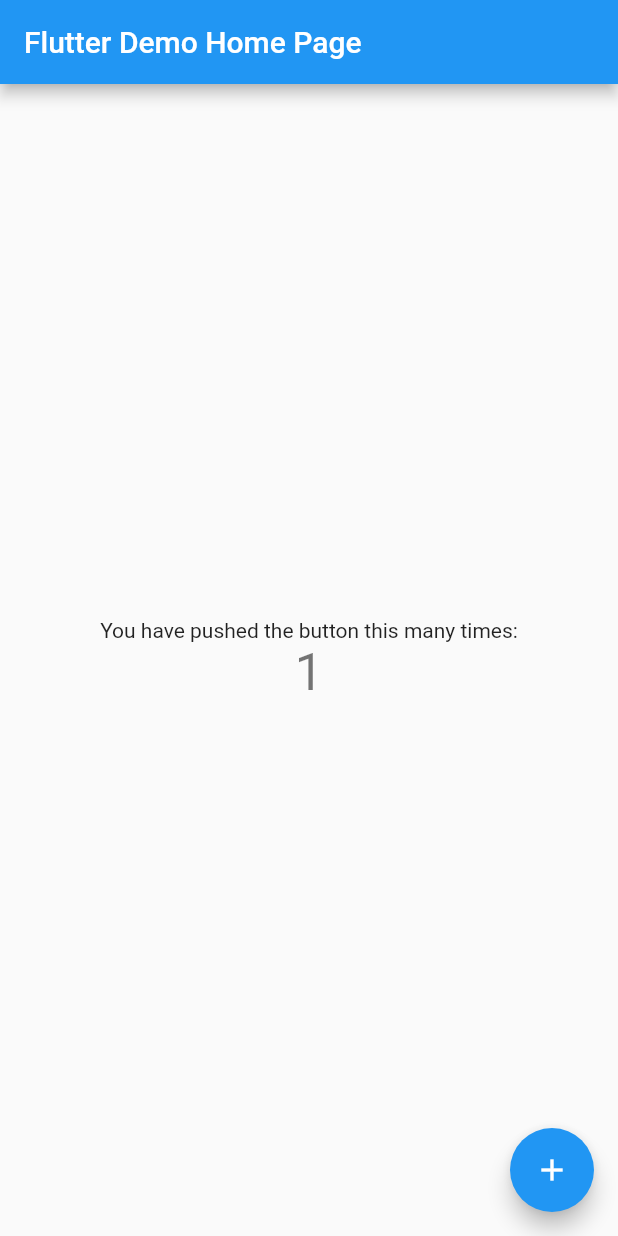
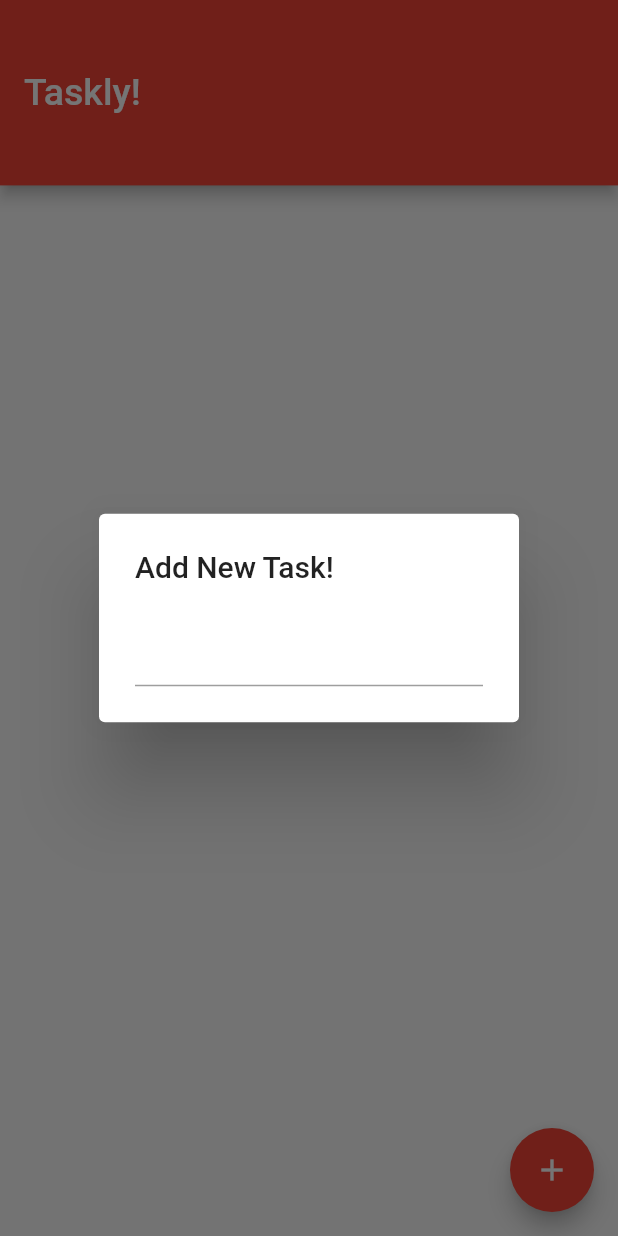
Before and after one commit to obrm/taskly, a Flutter app: the screen it shows after launch, after a tap on the "add" icon, on a phone screen of 412 x 824 dp. Run offline on Flutter 3.47's test engine with Material 2 defaults, Android fonts, the phone set to English and light mode, and no system bars; our stand-ins replace hive_flutter; accounts and stored records are empty.

Commit message:
final commit

```diff
--- a/lib/main.dart
+++ b/lib/main.dart
@@ -1,115 +1,23 @@
 import 'package:flutter/material.dart';
+import 'package:taskly/pages/home_page.dart';
+import 'package:hive_flutter/hive_flutter.dart';
 
-void main() {
+void main() async {
+  await Hive.initFlutter("hive_boxes");
   runApp(const MyApp());
 }
 
 class MyApp extends StatelessWidget {
   const MyApp({super.key});
 
-  // This widget is the root of your application.
   @override
   Widget build(BuildContext context) {
     return MaterialApp(
-      title: 'Flutter Demo',
+      title: 'Taskly',
       theme: ThemeData(
-        // This is the theme of your application.
-        //
-        // Try running your application with "flutter run". You'll see the
-        // application has a blue toolbar. Then, without quitting the app, try
-        // changing the primarySwatch below to Colors.green and then invoke
-        // "hot reload" (press "r" in the console where you ran "flutter run",
-        // or simply save your changes to "hot reload" in a Flutter IDE).
-        // Notice that the counter didn't reset back to zero; the application
-        // is not restarted.
-        primarySwatch: Colors.blue,
+        primarySwatch: Colors.red,
       ),
-      home: const MyHomePage(title: 'Flutter Demo Home Page'),
+      home: HomePage(),
     );
   }
 }
-
-class MyHomePage extends StatefulWidget {
-  const MyHomePage({super.key, required this.title});
-
-  // This widget is the home page of your application. It is stateful, meaning
-  // that it has a State object (defined below) that contains fields that affect
-  // how it looks.
-
-  // This class is the configuration for the state. It holds the values (in this
-  // case the title) provided by the parent (in this case the App widget) and
-  // used by the build method of the State. Fields in a Widget subclass are
-  // always marked "final".
-
-  final String title;
-
-  @override
-  State<MyHomePage> createState() => _MyHomePageState();
-}
-
-class _MyHomePageState extends State<MyHomePage> {
-  int _counter = 0;
-
-  void _incrementCounter() {
-    setState(() {
-      // This call to setState tells the Flutter framework that something has
-      // changed in this State, which causes it to rerun the build method below
-      // so that the display can reflect the updated values. If we changed
-      // _counter without calling setState(), then the build method would not be
-      // called again, and so nothing would appear to happen.
-      _counter++;
-    });
-  }
-
-  @override
-  Widget build(BuildContext context) {
-    // This method is rerun every time setState is called, for instance as done
-    // by the _incrementCounter method above.
-    //
-    // The Flutter framework has been optimized to make rerunning build methods
-    // fast, so that you can just rebuild anything that needs updating rather
-    // than having to individually change instances of widgets.
-    return Scaffold(
-      appBar: AppBar(
-        // Here we take the value from the MyHomePage object that was created by
-        // the App.build method, and use it to set our appbar title.
-        title: Text(widget.title),
-      ),
-      body: Center(
-        // Center is a layout widget. It takes a single child and positions it
-        // in the middle of the parent.
-        child: Column(
-          // Column is also a layout widget. It takes a list of children and
-          // arranges them vertically. By default, it sizes itself to fit its
-          // children horizontally, and tries to be as tall as its parent.
-          //
-          // Invoke "debug painting" (press "p" in the console, choose the
-          // "Toggle Debug Paint" action from the Flutter Inspector in Android
-          // Studio, or the "Toggle Debug Paint" command in Visual Studio Code)
-          // to see the wireframe for each widget.
-          //
-          // Column has various properties to control how it sizes itself and
-          // how it positions its children. Here we use mainAxisAlignment to
-          // center the children vertically; the main axis here is the vertical
-          // axis because Columns are vertical (the cross axis would be
-          // horizontal).
-          mainAxisAlignment: MainAxisAlignment.center,
-          children: <Widget>[
-            const Text(
-              'You have pushed the button this many times:',
-            ),
-            Text(
-              '$_counter',
-              style: Theme.of(context).textTheme.headline4,
-            ),
-          ],
-        ),
-      ),
-      floatingActionButton: FloatingActionButton(
-        onPressed: _incrementCounter,
-        tooltip: 'Increment',
-        child: const Icon(Icons.add),
-      ), // This trailing comma makes auto-formatting nicer for build methods.
-    );
-  }
-}
--- /dev/null
+++ b/lib/models/task.dart
@@ -0,0 +1,27 @@
+class Task {
+  String content;
+  DateTime timeStamp;
+  bool done;
+
+  Task({
+    required this.content,
+    required this.timeStamp,
+    required this.done,
+  });
+
+  factory Task.fromMap(Map task) {
+    return Task(
+      content: task["content"],
+      timeStamp: task["timeStamp"],
+      done: task["done"],
+    );
+  }
+
+  Map toMap() {
+    return {
+      "content": content,
+      "timeStamp": timeStamp,
+      "done": done,
+    };
+  }
+}
--- /dev/null
+++ b/lib/pages/home_page.dart
@@ -0,0 +1,178 @@
+import 'package:flutter/material.dart';
+import 'package:hive_flutter/hive_flutter.dart';
+import 'package:taskly/models/task.dart';
+
+class HomePage extends StatefulWidget {
+  HomePage();
+
+  @override
+  State<StatefulWidget> createState() {
+    return _HomePageState();
+  }
+}
+
+class _HomePageState extends State<HomePage> {
+  late double _deviceHeight;
+
+  String? _newTaskContent;
+
+  Box? _box;
+  _HomePageState();
+
+  @override
+  void initState() {
+    super.initState();
+  }
+
+  @override
+  Widget build(BuildContext context) {
+    _deviceHeight = MediaQuery.of(context).size.height;
+    return Scaffold(
+      appBar: AppBar(
+        toolbarHeight: _deviceHeight * 0.15,
+        title: const Text(
+          "Taskly!",
+          style: TextStyle(
+            fontSize: 25,
+          ),
+        ),
+      ),
+      body: _tasksView(),
+      floatingActionButton: _addTaskButton(),
+    );
+  }
+
+  Widget _tasksView() {
+    return FutureBuilder(
+      future: Hive.openBox('tasks'),
+      builder: (BuildContext context, AsyncSnapshot snapshot) {
+        if (snapshot.hasData) {
+          _box = snapshot.data;
+          return _tasksList();
+        } else {
+          return const Center(
+            child: CircularProgressIndicator(),
+          );
+        }
+      },
+    );
+  }
+
+  Widget _tasksList() {
+    List tasks = _box!.values.toList();
+    return ListView.builder(
+      itemCount: tasks.length,
+      itemBuilder: (BuildContext context, int index) {
+        Task task = Task.fromMap(tasks[index]);
+        return ListTile(
+          title: Text(
+            task.content,
+            style: TextStyle(
+              decoration: task.done ? TextDecoration.lineThrough : null,
+            ),
+          ),
+          subtitle: Text(
+            task.timeStamp.toString(),
+          ),
+          trailing: Icon(
+            task.done
+                ? Icons.check_box_outlined
+                : Icons.check_box_outline_blank_outlined,
+            color: Colors.red,
+          ),
+          onTap: () => setState(() {
+            task.done = !task.done;
+            _box!.putAt(
+              index,
+              task.toMap(),
+            );
+          }),
+          onLongPress: () => _showDeletionWarningDialog(
+            context,
+            index,
+          ),
+        );
+      },
+    );
+  }
+
+  Widget _addTaskButton() {
+    return FloatingActionButton(
+      onPressed: _displayTaskPopup,
+      child: const Icon(
+        Icons.add,
+      ),
+    );
+  }
+
+  void _displayTaskPopup() {
+    showDialog(
+      context: context,
+      builder: (BuildContext context) {
+        return AlertDialog(
+          title: const Text("Add New Task!"),
+          content: TextField(
+            onSubmitted: (_) {
+              if (_newTaskContent != null) {
+                Task newTask = Task(
+                  content: _newTaskContent!,
+                  timeStamp: DateTime.now(),
+                  done: false,
+                );
+                _box!.add(newTask.toMap());
+                setState(() {
+                  _newTaskContent = null;
+                  Navigator.pop(context);
+                });
+              }
+            },
+            onChanged: (value) {
+              setState(() {
+                _newTaskContent = value;
+              });
+            },
+          ),
+        );
+      },
+    );
+  }
+
+  void _showDeletionWarningDialog(BuildContext context, int index) {
+    Widget cancelButton = TextButton(
+      child: const Text("Cancel"),
+      onPressed: () {
+        Navigator.pop(context);
+      },
+    );
+
+    Widget continueButton = TextButton(
+      child: const Text("Delete"),
+      onPressed: () => setState(() {
+        _box!.deleteAt(index);
+        Navigator.pop(context);
+      }),
+    );
+
+    AlertDialog alert = AlertDialog(
+      title: const Text(
+        "Warning!",
+        textAlign: TextAlign.center,
+      ),
+      content: const Text(
+        "Are you sure you want to delete this task?",
+        textAlign: TextAlign.center,
+      ),
+      actions: [
+        cancelButton,
+        continueButton,
+      ],
+    );
+
+    showDialog(
+      context: context,
+      builder: (BuildContext context) {
+        return alert;
+      },
+    );
+  }
+}
--- a/pubspec.yaml
+++ b/pubspec.yaml
@@ -31,7 +31,8 @@ environment:
 dependencies:
   flutter:
     sdk: flutter
-
+  hive: '^2.2.3'
+  hive_flutter: '^1.1.0'
 
   # The following adds the Cupertino Icons font to your application.
   # Use with the CupertinoIcons class for iOS style icons.
@@ -53,7 +54,6 @@ dev_dependencies:
 
 # The following section is specific to Flutter packages.
 flutter:
-
   # The following line ensures that the Material Icons font is
   # included with your application, so that you can use the icons in
   # the material Icons class.
```
Also changed, not shown: pubspec.lock, 1 other file.
